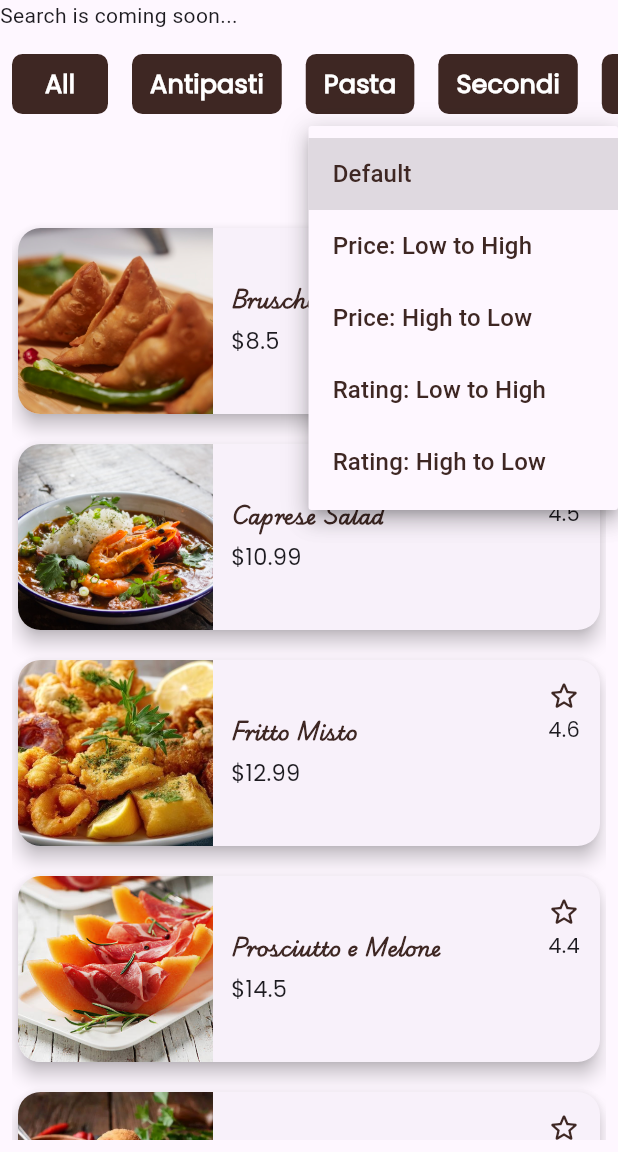
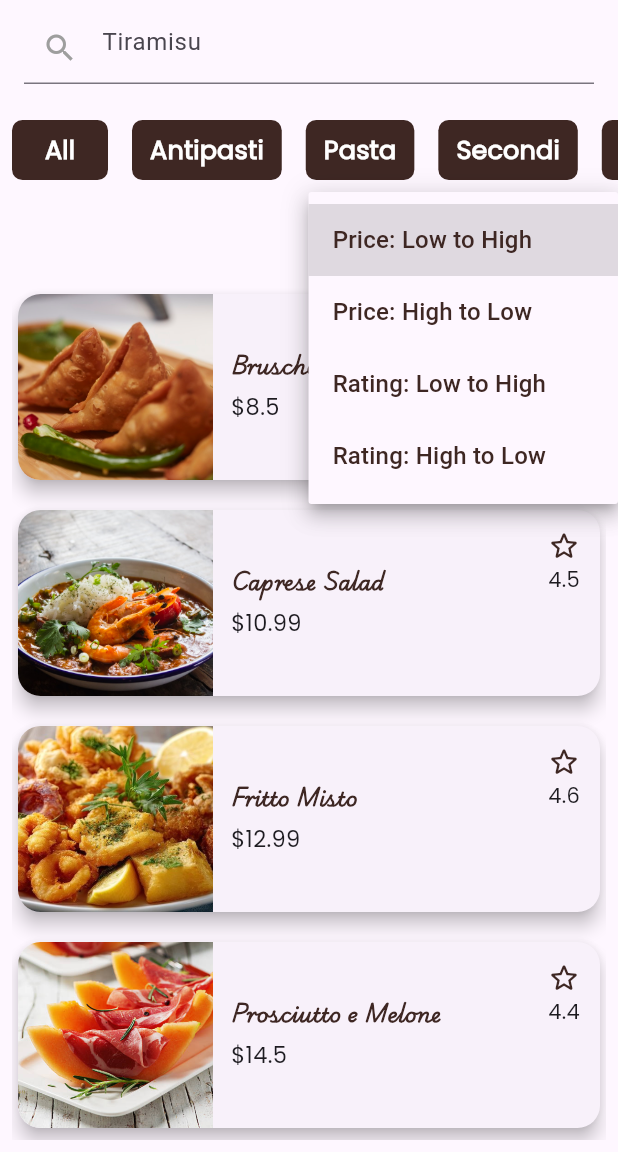
Before and after one commit to fakhri01/italian-food, a Flutter app: the screen it shows after launch, after a tap on "Sort by", on a phone screen of 412 x 824 dp, the part 84-1236 px from its top. Run offline on Flutter 3.47's test engine with Material 3 defaults, Android fonts, the phone set to English and light mode, and no system bars.

Commit message:
search button added and made functional

```diff
--- /dev/null
+++ b/lib/components/search.dart
@@ -0,0 +1,25 @@
+import 'package:flutter/material.dart';
+
+class SearchFoods extends StatefulWidget {
+  final ValueChanged<String> onSearchChanged;
+  const SearchFoods({super.key, required this.onSearchChanged});
+
+  @override
+  State<SearchFoods> createState() => _SearchFoodsState();
+}
+
+class _SearchFoodsState extends State<SearchFoods> {
+  @override
+  Widget build(BuildContext context) {
+    return Padding(
+      padding: const EdgeInsets.symmetric(horizontal: 16, vertical: 8),
+      child: TextField(
+        onChanged: widget.onSearchChanged,
+        decoration: InputDecoration(
+          hintText: 'Tiramisu',
+          prefixIcon: const Icon(Icons.search, color: Colors.grey),
+        ),
+      ),
+    );
+  }
+}
--- a/lib/components/sorting_button.dart
+++ b/lib/components/sorting_button.dart
@@ -13,7 +13,6 @@ class SortingButtonState extends State<SortingButton> {
   String? _selectedItem;
 
   final List<String> _dropdownItems = [
-    'Default',
     'Price: Low to High',
     'Price: High to Low',
     'Rating: Low to High',
--- a/lib/pages/foods.dart
+++ b/lib/pages/foods.dart
@@ -2,6 +2,7 @@ import 'package:flutter/material.dart';
 import 'package:food_order/components/app_bar.dart';
 import 'package:food_order/components/filter_foods.dart';
 import 'package:food_order/components/food_card.dart';
+import 'package:food_order/components/search.dart';
 import 'package:food_order/components/sorting_button.dart';
 import 'package:food_order/data/db.dart';
 import 'package:food_order/data/model.dart';
@@ -19,6 +20,7 @@ class _FoodsState extends State<Foods> {
   List<Food> _allFoods = [];
   List<Food> _foods = [];
   String _currentFilter = "All";
+  late String _searchQuery;
 
   void onSortSelected(String sort) {
     setState(() {
@@ -34,9 +36,6 @@ class _FoodsState extends State<Foods> {
           break;
         case "Rating: High to Low":
           _foods.sort((a, b) => b.rating.compareTo(a.rating));
-          break;
-        case "Default":
-          _foods = List.of(_allFoods);
           break;
       }
     });
@@ -55,6 +54,22 @@ class _FoodsState extends State<Foods> {
         }
       });
     }
+  }
+
+  void onSearchChanged(String value) {
+    setState(() {
+      _searchQuery = value;
+      if (_searchQuery.isEmpty) {
+        _foods = List.of(_allFoods);
+      } else {
+        _foods = _allFoods
+            .where(
+              (food) =>
+                  food.name.toLowerCase().contains(_searchQuery.toLowerCase()),
+            )
+            .toList();
+      }
+    });
   }
 
   @override
@@ -90,11 +105,15 @@ class _FoodsState extends State<Foods> {
           ? const Center(child: CircularProgressIndicator())
           : Column(
               children: [
-                Row(children: [Text("Search is coming soon...")]),
+                SearchFoods(onSearchChanged: onSearchChanged),
                 FilterFoods(onFilterSelected: onFilterSelected),
                 SortingButton(onSortSelected: onSortSelected),
                 Expanded(
-                  child: Padding(
+                  child: _foods.isEmpty
+                      ? Center(
+                          child: Text("No results found for $_searchQuery"),
+                        )
+                      : Padding(
                           padding: const EdgeInsets.all(8.0),
                           child: GridView.builder(
                             gridDelegate:
```
Lines whose indentation alone changed are shown as unchanged.
